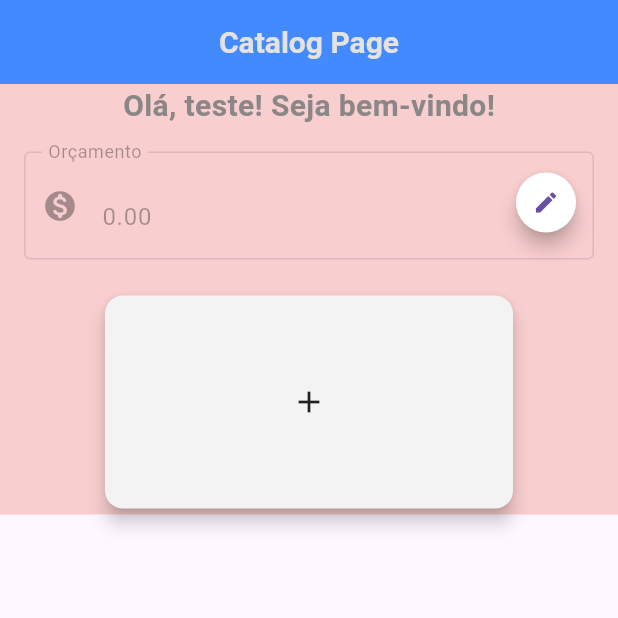
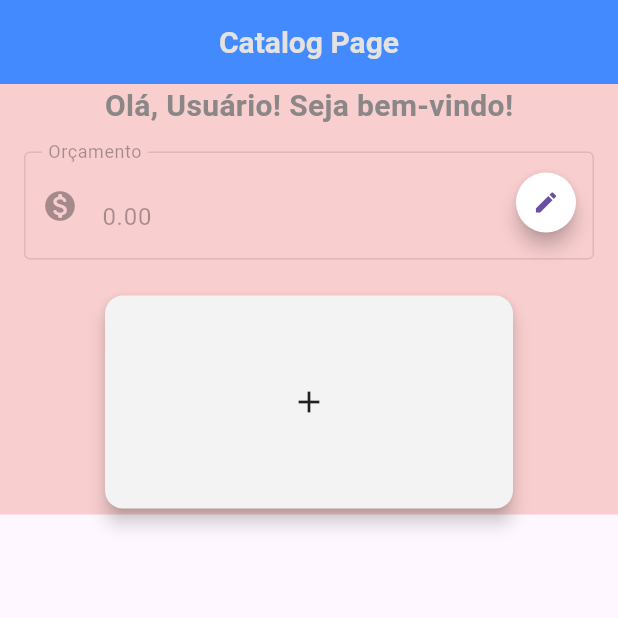
Before and after one commit to GabrielFreitas836/app-flutter, a Flutter app: the OrcamentoPage screen opened by its route, after a tap on "Salvar", on a phone screen of 412 x 824 dp, the top half of it. Run offline on Flutter 3.47's test engine with Material 3 defaults, Android fonts, the phone set to English and light mode, and no system bars; our stand-ins replace shared_preferences; accounts and stored records are empty; network calls fail.

Commit message:
feat: update user model and navigation to include userName and removed unecessary id field

```diff
--- /dev/null
+++ b/app_flutter/devtools_options.yaml
@@ -0,0 +1,5 @@
+description: This file stores settings for Dart & Flutter DevTools.
+documentation: https://docs.flutter.dev/tools/devtools/extensions#configure-extension-enablement-states
+extensions:
+  - shared_preferences: true
+  - provider: true
--- a/app_flutter/lib/src/pages/catalog_page.dart
+++ b/app_flutter/lib/src/pages/catalog_page.dart
@@ -12,7 +12,6 @@ class CatalogPage extends StatefulWidget {
 
 class _CatalogPageState extends State<CatalogPage> {
 
-  final String name = 'teste';
   bool isEditing = false;
   bool wasSetted = false;
   late String orcamentoValue;
@@ -170,14 +169,14 @@ class _CatalogPageState extends State<CatalogPage> {
   @override
   Widget build(BuildContext context) {
 
-    orcamentoValue = ModalRoute.of(context)!.settings.arguments as String;
+    final args = ModalRoute.of(context)!.settings.arguments as Map<String, String>;
 
     if (wasSetted){
       orcamentoController.text = newOrcamento;
     }
     else {
-      orcamentoController.text = orcamentoValue;
-      newOrcamento = orcamentoValue;
+      orcamentoController.text = args['orcamento']!;
+      newOrcamento = args['orcamento']!;
     }
 
     return Scaffold(
@@ -202,7 +201,7 @@ class _CatalogPageState extends State<CatalogPage> {
             mainAxisAlignment: MainAxisAlignment.spaceAround,
             children: [
               Text(
-                'Olá, $name! Seja bem-vindo!',
+                'Olá, ${args['userName']}! Seja bem-vindo!',
                 style: TextStyle(
                   color: const Color.fromARGB(232, 128, 128, 128),
                   fontSize: 20,
--- a/app_flutter/lib/src/pages/login_page.dart
+++ b/app_flutter/lib/src/pages/login_page.dart
@@ -17,10 +17,14 @@ class _LoginPageState extends State<LoginPage> {
   final TextEditingController passwordController = TextEditingController();
 
   void switchToOrcamentoPage(String token) {
+
+    final userName = ModalRoute.of(context)?.settings.arguments as String?;
+
     Navigator.pushNamedAndRemoveUntil(
       context,
       '/orcamento',
-      (route) => false
+      (route) => false,
+      arguments: (userName != null && userName.isNotEmpty) ? userName : 'Usuário',
     );
   }
 
--- a/app_flutter/lib/src/pages/orcamento_page.dart
+++ b/app_flutter/lib/src/pages/orcamento_page.dart
@@ -14,11 +14,17 @@ class _OrcamentoPageState extends State<OrcamentoPage> {
   final TextEditingController orcamentoController = TextEditingController();
 
   void switchToCatalogPage() {
+
+    final userName = ModalRoute.of(context)?.settings.arguments as String?;
+
     Navigator.pushNamedAndRemoveUntil(
       context,
       '/catalog',
       (route) => false,
-      arguments: orcamentoController.text.isNotEmpty ? orcamentoController.text : 0.toStringAsFixed(2)
+      arguments: {
+        'orcamento': orcamentoController.text.isNotEmpty ? orcamentoController.text : 0.toStringAsFixed(2),
+        'userName': (userName != null && userName.isNotEmpty) ? userName : 'Usuário'
+      }
     );
   }
 
--- a/app_flutter/lib/src/providers/user_provider.dart
+++ b/app_flutter/lib/src/providers/user_provider.dart
@@ -13,7 +13,6 @@ class UserProvider extends ChangeNotifier {
     try {
       data = await _userService.login(
         UserModel(
-          id: '',
           name: '',
           email: email,
           password: password,
@@ -31,7 +30,6 @@ class UserProvider extends ChangeNotifier {
     try {
       data = await _userService.register(
         UserModel(
-          id: '',
           name: name,
           email: email,
           password: password,
@@ -39,7 +37,6 @@ class UserProvider extends ChangeNotifier {
       );
 
       _users.add(UserModel(
-        id: data!['id'] as String,
         name: name,
         email: email,
         password: password,
```
Also changed, not shown: app_flutter/lib/src/models/user_model.dart (+3 -7 lines), app_flutter/lib/src/pages/signup_page.dart (+10 -1 lines).
